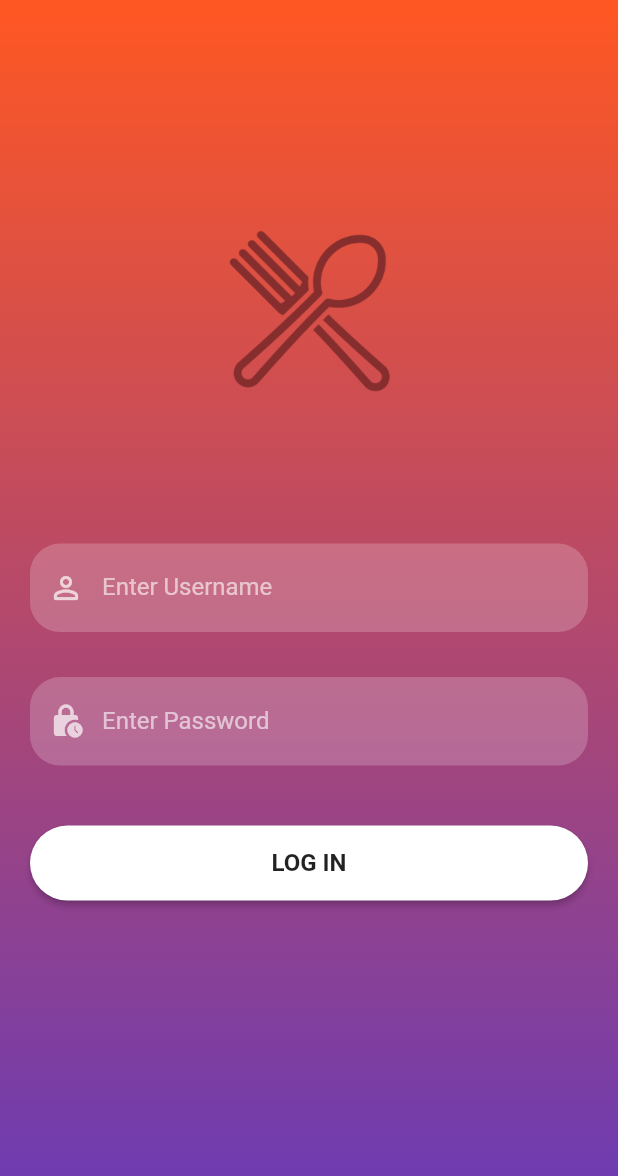
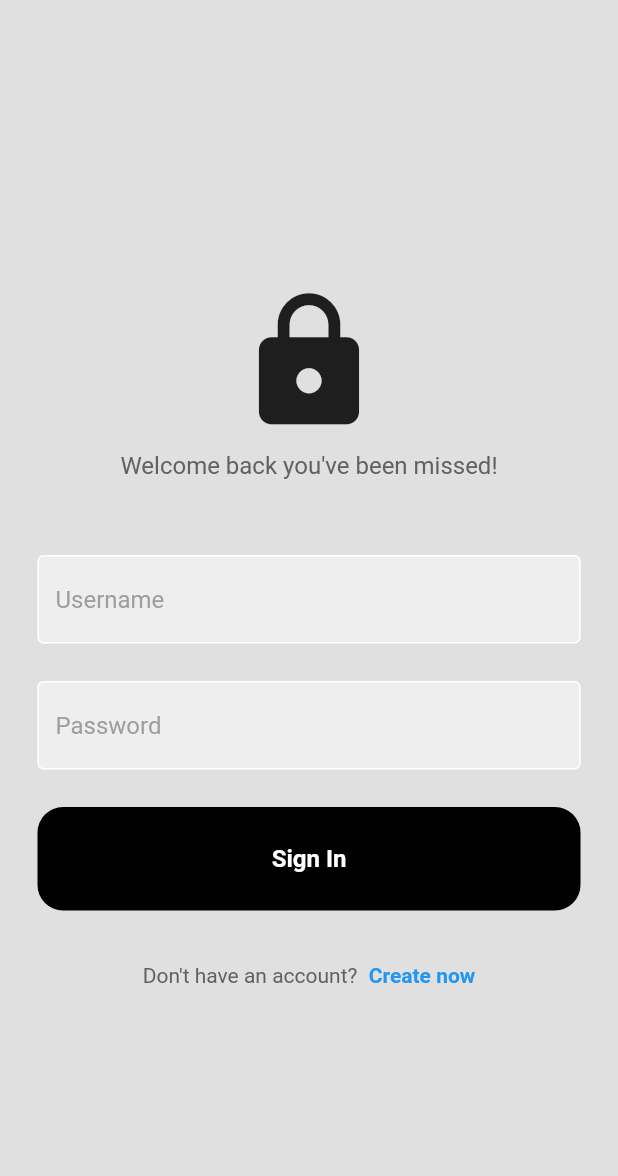
Before and after one commit to R-Pavi/Foodie, a Flutter app: the screen it shows after launch, on a phone screen of 412 x 824 dp. Shown: the top 1176 px of the screen. Run offline on Flutter 3.47's test engine with Material 2 defaults, Android fonts, the phone set to English and light mode, and no system bars; our stand-ins replace firebase_auth, firebase_core; accounts and stored records are empty.

Commit message:
added firebase for login and signup

```diff
--- /dev/null
+++ b/lib/components/my_button.dart
@@ -0,0 +1,37 @@
+import 'package:flutter/material.dart';
+
+class MyButton extends StatelessWidget {
+  final Function()? onTap;
+  final String text;
+
+  const MyButton({
+    super.key,
+    required this.onTap,
+    required this.text,
+  });
+
+  @override
+  Widget build(BuildContext context) {
+    return GestureDetector(
+      onTap: onTap,
+      child: Container(
+        padding: const EdgeInsets.all(25),
+        margin: const EdgeInsets.symmetric(horizontal: 25),
+        decoration: BoxDecoration(
+          color: Colors.black,
+          borderRadius: BorderRadius.circular(17),
+        ),
+        child: Center(
+          child: Text(
+            text,
+            style: const TextStyle(
+              color: Colors.white,
+              fontWeight: FontWeight.bold,
+              fontSize: 16,
+            ),
+          ),
+        ),
+      ),
+    );
+  }
+}
--- /dev/null
+++ b/lib/components/my_textfield.dart
@@ -0,0 +1,36 @@
+import 'package:flutter/material.dart';
+
+class MyTextField extends StatelessWidget {
+  final controller;
+  final String hintText;
+  final bool obscureText;
+
+  const MyTextField(
+      {super.key,
+      required this.controller,
+      required this.hintText,
+      required this.obscureText});
+
+  @override
+  Widget build(BuildContext context) {
+    return Padding(
+      padding: const EdgeInsets.symmetric(horizontal: 25.0),
+      child: TextField(
+        controller: controller,
+        obscureText: obscureText,
+        decoration: InputDecoration(
+          enabledBorder: const OutlineInputBorder(
+            borderSide: BorderSide(color: Colors.white),
+          ),
+          focusedBorder: OutlineInputBorder(
+            borderSide: BorderSide(color: Colors.grey.shade400),
+          ),
+          fillColor: Colors.grey.shade200,
+          filled: true,
+          hintText: hintText,
+          hintStyle: TextStyle(color: Colors.grey[500]),
+        ),
+      ),
+    );
+  }
+}
--- a/lib/main.dart
+++ b/lib/main.dart
@@ -1,32 +1,25 @@
+import 'package:firebase_core/firebase_core.dart';
 import 'package:flutter/material.dart';
-import 'package:foodie/screens/signin_screen.dart';
+import 'package:foodie/firebase_options.dart';
+import 'package:foodie/pages/auth_page.dart';
+import 'package:foodie/pages/login_page.dart';
 
-void main() {
+void main() async {
+  WidgetsFlutterBinding.ensureInitialized();
+  await Firebase.initializeApp(
+    options: DefaultFirebaseOptions.currentPlatform,
+  );
   runApp(const MyApp());
 }
 
 class MyApp extends StatelessWidget {
   const MyApp({super.key});
 
-  // This widget is the root of your application.
   @override
   Widget build(BuildContext context) {
-    return MaterialApp(
+    return const MaterialApp(
       debugShowCheckedModeBanner: false,
-      title: 'Flutter Demo',
-      theme: ThemeData(
-        // This is the theme of your application.
-        //
-        // Try running your application with "flutter run". You'll see the
-        // application has a blue toolbar. Then, without quitting the app, try
-        // changing the primarySwatch below to Colors.green and then invoke
-        // "hot reload" (press "r" in the console where you ran "flutter run",
-        // or simply save your changes to "hot reload" in a Flutter IDE).
-        // Notice that the counter didn't reset back to zero; the application
-        // is not restarted.
-        primarySwatch: Colors.blue,
-      ),
-      home: const SignInScreen(),
+      home: AuthPage(),
     );
   }
 }
--- /dev/null
+++ b/lib/pages/auth_page.dart
@@ -0,0 +1,29 @@
+import 'package:firebase_auth/firebase_auth.dart';
+import 'package:firebase_core/firebase_core.dart';
+import 'package:flutter/material.dart';
+import 'package:foodie/pages/home_page.dart';
+import 'package:foodie/pages/login_or_register_page.dart';
+
+class AuthPage extends StatelessWidget {
+  const AuthPage({super.key});
+
+  @override
+  Widget build(BuildContext context) {
+    return Scaffold(
+      body: StreamBuilder<User?>(
+        stream: FirebaseAuth.instance.authStateChanges(),
+        builder: (context, snapshot) {
+          //user is logged in
+          if (snapshot.hasData) {
+            return HomePage();
+          }
+
+          //user is not logged in
+          else {
+            return LoginOrRegisterPage();
+          }
+        },
+      ),
+    );
+  }
+}
--- /dev/null
+++ b/lib/pages/login_or_register_page.dart
@@ -0,0 +1,35 @@
+import 'package:flutter/material.dart';
+import 'package:foodie/pages/login_page.dart';
+import 'package:foodie/pages/register_page.dart';
+
+class LoginOrRegisterPage extends StatefulWidget {
+  const LoginOrRegisterPage({super.key});
+
+  @override
+  State<LoginOrRegisterPage> createState() => _LoginOrRegisterPageState();
+}
+
+class _LoginOrRegisterPageState extends State<LoginOrRegisterPage> {
+  //initially show log in page
+  bool showLoginPage = true;
+
+  //toggle between login and register page
+  void togglePages() {
+    setState(() {
+      showLoginPage = !showLoginPage;
+    });
+  }
+
+  @override
+  Widget build(BuildContext context) {
+    if (showLoginPage) {
+      return LogInPage(
+        onTap: togglePages,
+      );
+    } else {
+      return RegisterPage(
+        onTap: togglePages,
+      );
+    }
+  }
+}
--- /dev/null
+++ b/lib/pages/login_page.dart
@@ -0,0 +1,154 @@
+import 'package:firebase_auth/firebase_auth.dart';
+import 'package:firebase_core/firebase_core.dart';
+import 'package:flutter/material.dart';
+import 'package:flutter/src/widgets/framework.dart';
+import 'package:flutter/src/widgets/placeholder.dart';
+import 'package:foodie/components/my_button.dart';
+import 'package:foodie/components/my_textfield.dart';
+
+class LogInPage extends StatefulWidget {
+  final Function()? onTap;
+  const LogInPage({super.key, required this.onTap});
+
+  @override
+  State<LogInPage> createState() => _LogInPageState();
+}
+
+class _LogInPageState extends State<LogInPage> {
+  //text editing controllers
+  final emailController = TextEditingController();
+
+  final passwordController = TextEditingController();
+
+  //sign user in method
+  void signUserIn() async {
+    // show loading circle
+    showDialog(
+      context: context,
+      builder: (context) {
+        return const Center(
+          child: CircularProgressIndicator(),
+        );
+      },
+    );
+
+    //try sign in
+    try {
+      await FirebaseAuth.instance.signInWithEmailAndPassword(
+        email: emailController.text,
+        password: passwordController.text,
+      );
+      // pop the loading circle
+      Navigator.pop(context);
+    } on FirebaseAuthException catch (e) {
+      Navigator.pop(context);
+      // show error message
+      showErrorMessage(e.code);
+    }
+  }
+
+// error message to user
+  void showErrorMessage(String message) {
+    showDialog(
+      context: context,
+      builder: (context) {
+        return AlertDialog(
+          backgroundColor: Colors.red,
+          title: Center(
+            child: Text(
+              message,
+              style: const TextStyle(color: Colors.white),
+            ),
+          ),
+        );
+      },
+    );
+  }
+
+  @override
+  Widget build(BuildContext context) {
+    return Scaffold(
+      backgroundColor: Colors.grey[300],
+      body: SafeArea(
+        child: Center(
+          child: SingleChildScrollView(
+            child:
+                Column(mainAxisAlignment: MainAxisAlignment.center, children: [
+              const SizedBox(height: 25),
+
+              //logo
+              const Icon(
+                Icons.lock,
+                size: 100,
+              ),
+              const SizedBox(height: 10),
+
+              // welcome you have been missed
+
+              Text(
+                'Welcome back you\'ve been missed!',
+                style: TextStyle(
+                  color: Colors.grey[700],
+                  fontSize: 16,
+                ),
+              ),
+
+              const SizedBox(height: 50),
+
+              //email text
+              MyTextField(
+                controller: emailController,
+                hintText: 'Username',
+                obscureText: false,
+              ),
+              const SizedBox(height: 25),
+
+              //password text
+              MyTextField(
+                controller: passwordController,
+                hintText: 'Password',
+                obscureText: true,
+              ),
+
+              const SizedBox(height: 25),
+
+              //sign in button
+              MyButton(
+                text: "Sign In",
+                onTap: signUserIn,
+              ),
+
+              const SizedBox(height: 25),
+
+              const SizedBox(height: 10),
+
+              //not a member? register now
+              Row(
+                mainAxisAlignment: MainAxisAlignment.center,
+                children: [
+                  Text(
+                    "Don't have an account? ",
+                    style: TextStyle(color: Colors.grey[700]),
+                  ),
+                  const SizedBox(
+                    width: 4,
+                  ),
+                  GestureDetector(
+                    onTap: widget.onTap,
+                    child: const Text(
+                      'Create now',
+                      style: TextStyle(
+                        color: Colors.blue,
+                        fontWeight: FontWeight.bold,
+                      ),
+                    ),
+                  ),
+                ],
+              )
+            ]),
+          ),
+        ),
+      ),
+    );
+  }
+}
--- a/lib/reusable_widgets/reusable_widgets.dart
+++ /dev/null
@@ -1,73 +0,0 @@
-import 'package:flutter/material.dart';
-
-Image logoWidget(String imageName) {
-  return Image.asset(
-    imageName,
-    fit: BoxFit.fitWidth,
-    width: 250,
-    height: 250,
-    color: const Color.fromARGB(255, 134, 45, 45),
-  );
-}
-
-TextField reusableTextField(String text, IconData icon, bool isPasswordType,
-    TextEditingController controller) {
-  return TextField(
-    controller: controller,
-    obscureText: isPasswordType,
-    enableSuggestions: !isPasswordType,
-    cursorColor: Colors.white,
-    style: TextStyle(color: Colors.white.withOpacity(0.6)),
-    decoration: InputDecoration(
-      prefixIcon: Icon(
-        icon,
-        color: Colors.white70,
-      ),
-      labelText: text,
-      labelStyle: TextStyle(color: Colors.white.withOpacity(0.6)),
-      filled: true,
-      floatingLabelBehavior: FloatingLabelBehavior.never,
-      fillColor: Colors.white.withOpacity(0.2),
-      border: OutlineInputBorder(
-        borderRadius: BorderRadius.circular(20.0),
-        borderSide: const BorderSide(width: 0, style: BorderStyle.none),
-      ),
-    ),
-    keyboardType: isPasswordType
-        ? TextInputType.visiblePassword
-        : TextInputType.emailAddress,
-  );
-}
-
-Container signInSignUpButton(
-    BuildContext context, bool isLogin, Function onTap) {
-  return Container(
-    width: MediaQuery.of(context).size.width,
-    height: 50,
-    margin: const EdgeInsets.fromLTRB(0, 10, 0, 20),
-    decoration: BoxDecoration(borderRadius: BorderRadius.circular(90)),
-    child: ElevatedButton(
-      onPressed: () {
-        onTap();
-      },
-      child: Text(
-        isLogin ? 'LOG IN' : 'SIGN UP',
-        style: const TextStyle(
-            color: Colors.black87, fontWeight: FontWeight.bold, fontSize: 16),
-      ),
-      style: ButtonStyle(
-        backgroundColor: MaterialStateProperty.resolveWith((states) {
-          if (states.contains(MaterialState.pressed)) {
-            return Colors.black26;
-          }
-          return Colors.white;
-        }),
-        shape: MaterialStateProperty.all<RoundedRectangleBorder>(
-          RoundedRectangleBorder(
-            borderRadius: BorderRadius.circular(30),
-          ),
-        ),
-      ),
-    ),
-  );
-}
--- a/lib/screens/signin_screen.dart
+++ /dev/null
@@ -1,58 +0,0 @@
-import 'package:flutter/material.dart';
-import 'package:flutter/src/widgets/framework.dart';
-import 'package:flutter/src/widgets/placeholder.dart';
-import 'package:foodie/reusable_widgets/reusable_widgets.dart';
-import 'package:foodie/utils/color_utils.dart';
-
-class SignInScreen extends StatefulWidget {
-  const SignInScreen({super.key});
-
-  @override
-  State<SignInScreen> createState() => _SignInScreen();
-}
-
-class _SignInScreen extends State<SignInScreen> {
-  TextEditingController _passwordTextController = TextEditingController();
-  TextEditingController _emailTextController = TextEditingController();
-
-  @override
-  Widget build(BuildContext context) {
-    return Scaffold(
-      body: Container(
-        width: MediaQuery.of(context).size.width,
-        height: MediaQuery.of(context).size.height,
-        decoration: const BoxDecoration(
-          gradient: LinearGradient(
-              colors: [Colors.deepOrange, Colors.deepPurple],
-              begin: Alignment.topCenter,
-              end: Alignment.bottomCenter),
-        ),
-        child: SingleChildScrollView(
-          child: Padding(
-            padding: EdgeInsets.fromLTRB(
-                20, MediaQuery.of(context).size.height * 0.1, 20, 0),
-            child: Column(
-              children: <Widget>[
-                logoWidget("assets/images/logo1.png"),
-                const SizedBox(
-                  height: 30,
-                ),
-                reusableTextField('Enter Username',
-                    Icons.person_outline_rounded, false, _emailTextController),
-                const SizedBox(
-                  height: 30,
-                ),
-                reusableTextField('Enter Password', Icons.lock_clock_rounded,
-                    true, _emailTextController),
-                const SizedBox(
-                  height: 30,
-                ),
-                signInSignUpButton(context, true, () {})
-              ],
-            ),
-          ),
-        ),
-      ),
-    );
-  }
-}
--- a/pubspec.yaml
+++ b/pubspec.yaml
@@ -34,6 +34,8 @@ dependencies:
   # The following adds the Cupertino Icons font to your application.
   # Use with the CupertinoIcons class for iOS style icons.
   cupertino_icons: ^1.0.2
+  firebase_core: ^2.10.0
+  firebase_auth: ^4.4.2
 
 dev_dependencies:
   flutter_test:
```
Also changed, not shown: lib/pages/home_page.dart (added, +35 -0 lines), lib/pages/register_page.dart (added, +170 -0 lines), lib/utils/color_utils.dart (deleted, +0 -11 lines), lib/firebase_options.dart (added), lib/screens/home_screen.dart (deleted), lib/screens/signup_screen.dart (deleted), pubspec.lock, 6 other files.
